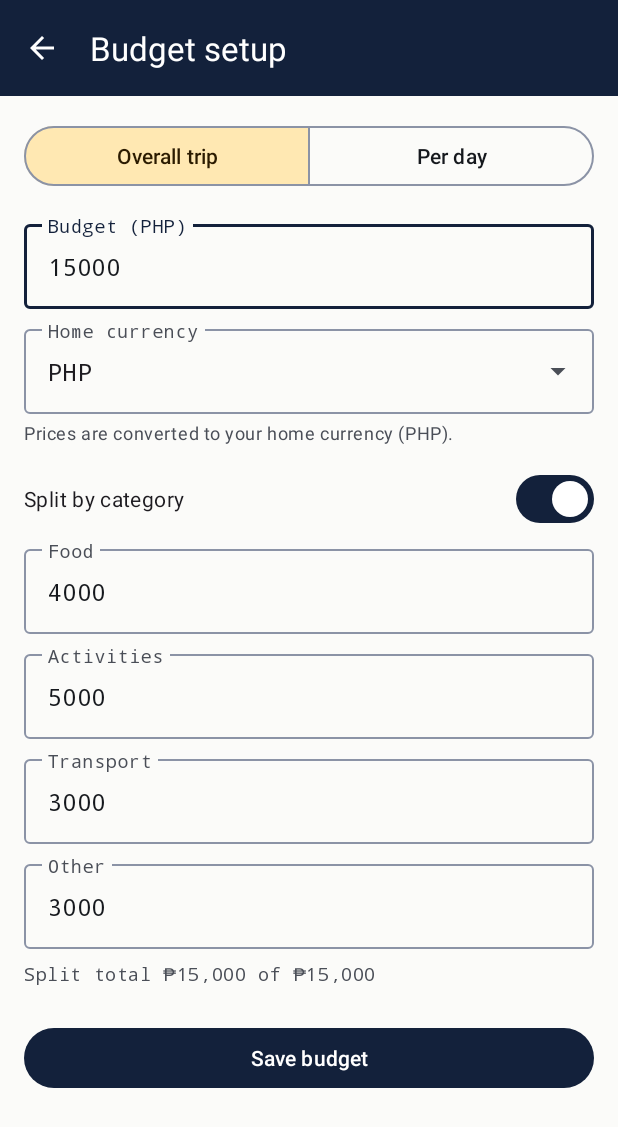
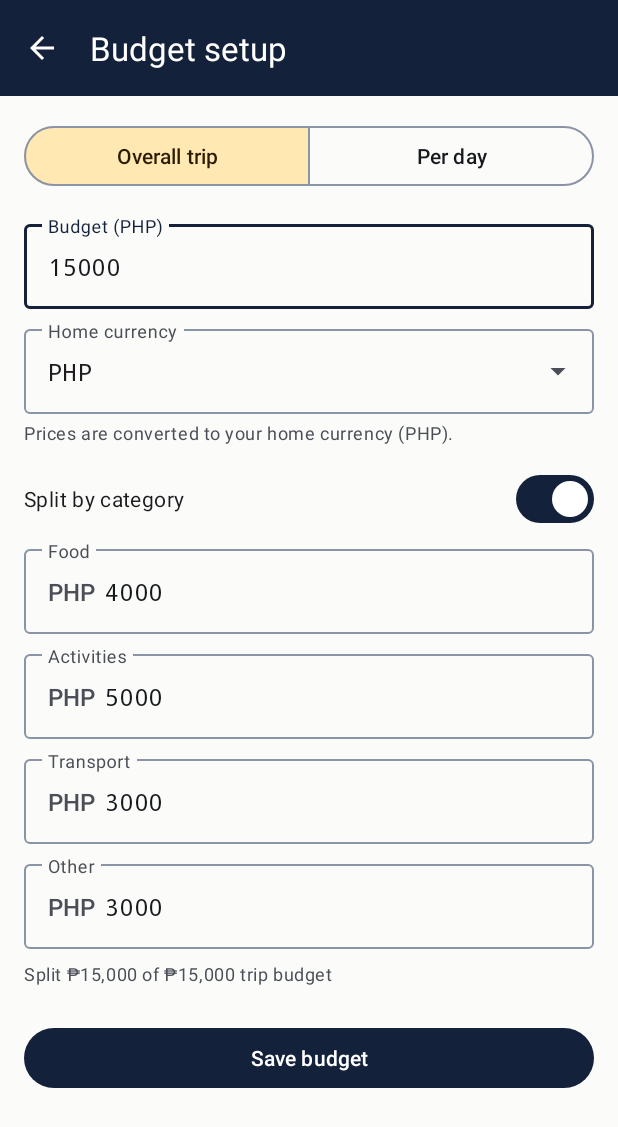
Before and after one commit to Rbndct/TripFit, an Android app: the BudgetSetupActivity screen opened directly, with no data from a screen before it, on a phone screen of 412 x 824 dp. Shown: the top 1127 px of the screen. Run offline under Robolectric (Android 15) with nearby library versions, the phone set to English and light mode, and no system bars.

Commit message:
fix(ui): budget-setup critique pass
The live split total was compared against the per-day amount while Save
compared against the trip total; both now use the trip total. The field
hint, currency note, per-day helper ('X x N days = Y trip total') and
split total update when the currency, mode or amount changes and after
rotation. An over-limit split shows live in the error color with words
and a failed save focuses the first limit field. Errors clear on edit,
Next moves between fields and Done on the last field saves, limit
fields carry a currency prefix, floating labels and the split sentence
are no longer monospace, and save has a double-submit guard.

```diff
--- a/app/src/main/java/com/itismob/s01/group01/tripfit/BudgetSetupActivity.java
+++ b/app/src/main/java/com/itismob/s01/group01/tripfit/BudgetSetupActivity.java
@@ -4,12 +4,16 @@ import android.os.Bundle;
 import android.text.Editable;
 import android.text.TextUtils;
 import android.text.TextWatcher;
+import android.graphics.Typeface;
 import android.view.View;
+import android.view.ViewParent;
+import android.view.inputmethod.EditorInfo;
 import android.widget.ArrayAdapter;
 import android.widget.TextView;
 
 import androidx.annotation.Nullable;
 
+import com.google.android.material.color.MaterialColors;
 import com.google.android.material.materialswitch.MaterialSwitch;
 import com.google.android.material.textfield.MaterialAutoCompleteTextView;
 import com.google.android.material.textfield.TextInputEditText;
@@ -20,7 +24,9 @@ import com.itismob.s01.group01.tripfit.prototype.Category;
 import com.itismob.s01.group01.tripfit.prototype.CurrencyMock;
 import com.itismob.s01.group01.tripfit.prototype.PrototypeStore;
 
+import java.util.ArrayList;
 import java.util.EnumMap;
+import java.util.List;
 import java.util.Map;
 
 /** Sets an overall or per-day trip budget, home currency, and optional category split. */
@@ -36,12 +42,16 @@ public class BudgetSetupActivity extends ScreenActivity {
     private MaterialSwitch switchSplit;
     private TextView splitSum;
     private TextView currencyNote;
+    private final List<TextInputLayout> limitLayouts = new ArrayList<>();
+    private int days;
+    private boolean isSaving;
 
     @Override
     protected void onCreate(@Nullable Bundle savedInstanceState) {
         super.onCreate(savedInstanceState);
         setScreen(R.layout.activity_budget_setup, R.string.budget_setup_title);
         current = store.budget(tripId);
+        days = Math.max(1, store.meta(tripId).getDays());
 
         toggleMode = findViewById(R.id.toggle_mode);
         layoutBudget = findViewById(R.id.layout_budget);
@@ -65,37 +75,102 @@ public class BudgetSetupActivity extends ScreenActivity {
         inputCurrency.setAdapter(new ArrayAdapter<>(this, android.R.layout.simple_list_item_1,
                 CurrencyMock.codes()));
         inputCurrency.setText(current.getHomeCurrency(), false);
-        inputCurrency.setOnItemClickListener((parent, v, position, id) -> {
-            updateCurrencyHint(CurrencyMock.codes().get(position));
-        });
-        updateCurrencyHint(current.getHomeCurrency());
 
         boolean hasSplit = !current.getCategoryLimits().isEmpty();
         switchSplit.setChecked(hasSplit);
         findViewById(R.id.split_container).setVisibility(hasSplit ? View.VISIBLE : View.GONE);
+        for (Category category : Category.values()) {
+            double limit = current.limitFor(category);
+            limitInputs.get(category).setText(limit > 0 ? String.valueOf((long) limit) : "");
+        }
+        useLabelFont(inputBudget);
+        useLabelFont(inputCurrency);
+        for (TextInputEditText input : limitInputs.values()) {
+            limitLayouts.add(useLabelFont(input));
+        }
+        refreshLabels();
+        bindListeners();
+    }
+
+    /** Wires change listeners after the initial values are set, so binding never fires them. */
+    private void bindListeners() {
+        toggleMode.addOnButtonCheckedListener((group, id, isChecked) -> {
+            if (isChecked) {
+                refreshLabels();
+            }
+        });
+        inputCurrency.addTextChangedListener(new SimpleWatcher(this::refreshLabels));
+        inputBudget.addTextChangedListener(new SimpleWatcher(() -> {
+            layoutBudget.setError(null);
+            refreshLabels();
+        }));
         switchSplit.setOnCheckedChangeListener((button, checked) -> {
             findViewById(R.id.split_container).setVisibility(checked ? View.VISIBLE : View.GONE);
             updateSplitSum();
         });
         TextWatcher watcher = new SimpleWatcher(this::updateSplitSum);
-        inputBudget.addTextChangedListener(watcher);
-        for (Category category : Category.values()) {
-            TextInputEditText input = limitInputs.get(category);
-            double limit = current.limitFor(category);
-            input.setText(limit > 0 ? String.valueOf((long) limit) : "");
+        for (TextInputEditText input : limitInputs.values()) {
             input.addTextChangedListener(watcher);
+        }
+        limitInputs.get(Category.OTHER).setOnEditorActionListener((v, actionId, event) -> {
+            if (actionId != EditorInfo.IME_ACTION_DONE) {
+                return false;
+            }
+            save();
+            return true;
+        });
+    }
+
+    /** Labels float in the sans-serif body face; only the typed values stay monospace. */
+    private static TextInputLayout useLabelFont(View field) {
+        ViewParent parent = field.getParent();
+        while (parent != null && !(parent instanceof TextInputLayout)) {
+            parent = parent.getParent();
+        }
+        TextInputLayout layout = (TextInputLayout) parent;
+        if (layout != null) {
+            layout.setTypeface(Typeface.DEFAULT);
+        }
+        return layout;
+    }
+
+    private String homeCode() {
+        return inputCurrency.getText().toString();
+    }
+
+    private boolean isPerDay() {
+        return toggleMode.getCheckedButtonId() == R.id.button_mode_daily;
+    }
+
+    private double tripTotal(double amount) {
+        return isPerDay() ? amount * days : amount;
+    }
+
+    /** Re-derives everything that depends on the mode, the amount, or the home currency. */
+    private void refreshLabels() {
+        String home = homeCode();
+        double amount = parse(inputBudget);
+        layoutBudget.setHint(getString(
+                isPerDay() ? R.string.field_budget_hint_daily : R.string.field_budget_hint, home));
+        layoutBudget.setHelperText(isPerDay() && amount > 0
+                ? getResources().getQuantityString(R.plurals.budget_daily_total, days,
+                        CurrencyMock.format(amount, home), days,
+                        CurrencyMock.format(tripTotal(amount), home))
+                : null);
+        currencyNote.setText(getString(R.string.budget_currency_note, home));
+        for (TextInputLayout layout : limitLayouts) {
+            layout.setPrefixText(home + " ");
         }
         updateSplitSum();
     }
 
-    private void updateCurrencyHint(String homeCode) {
-        layoutBudget.setHint(getString(R.string.field_budget_hint, homeCode));
-        currencyNote.setText(getString(R.string.budget_currency_note, homeCode));
+    private double parse(TextInputEditText input) {
+        return parse(input.getText());
     }
 
-    private double parse(TextInputEditText input) {
-        String text = input.getText() == null ? "" : input.getText().toString().trim();
-        return TextUtils.isEmpty(text) ? 0 : Double.parseDouble(text);
+    private double parse(CharSequence text) {
+        String trimmed = text == null ? "" : text.toString().trim();
+        return TextUtils.isEmpty(trimmed) ? 0 : Double.parseDouble(trimmed);
     }
 
     private double splitTotal() {
@@ -106,35 +181,46 @@ public class BudgetSetupActivity extends ScreenActivity {
         return sum;
     }
 
+    /** Shows the split against the trip total; over-limit reads as words and in the error color. */
     private void updateSplitSum() {
-        String home = inputCurrency.getText().toString();
-        splitSum.setText(getString(R.string.budget_split_sum,
-                CurrencyMock.format(splitTotal(), home),
-                CurrencyMock.format(parse(inputBudget), home)));
+        String home = homeCode();
+        double split = splitTotal();
+        double budget = tripTotal(parse(inputBudget));
+        boolean isOver = split > budget;
+        splitSum.setText(isOver
+                ? getString(R.string.budget_split_over, CurrencyMock.format(split - budget, home),
+                        CurrencyMock.format(budget, home))
+                : getString(R.string.budget_split_sum, CurrencyMock.format(split, home),
+                        CurrencyMock.format(budget, home)));
+        splitSum.setTextColor(MaterialColors.getColor(splitSum, isOver
+                ? androidx.appcompat.R.attr.colorError
+                : com.google.android.material.R.attr.colorOnSurfaceVariant));
     }
 
     private void save() {
+        if (isSaving) {
+            return;
+        }
         double amount = parse(inputBudget);
         if (amount <= 0) {
             layoutBudget.setError(getString(R.string.error_budget_required));
+            inputBudget.requestFocus();
             return;
         }
-        layoutBudget.setError(null);
-        boolean perDay = toggleMode.getCheckedButtonId() == R.id.button_mode_daily;
-        int days = store.meta(tripId).getDays();
-        double tripTotal = perDay ? amount * days : amount;
         Map<Category, Double> limits = new EnumMap<>(Category.class);
         if (switchSplit.isChecked()) {
-            if (splitTotal() > tripTotal) {
+            if (splitTotal() > tripTotal(amount)) {
                 toast(R.string.error_split_exceeds);
+                limitInputs.get(Category.FOOD).requestFocus();
                 return;
             }
             for (Category category : Category.values()) {
                 limits.put(category, parse(limitInputs.get(category)));
             }
         }
-        store.setBudget(tripId, new BudgetSettings(inputCurrency.getText().toString(),
-                current.getLocalCurrency(), amount, perDay, limits));
+        isSaving = true;
+        store.setBudget(tripId, new BudgetSettings(homeCode(), current.getLocalCurrency(), amount,
+                isPerDay(), limits));
         finish();
     }
 
--- a/app/src/main/res/layout/activity_budget_setup.xml
+++ b/app/src/main/res/layout/activity_budget_setup.xml
@@ -58,6 +58,7 @@
                     android:layout_width="match_parent"
                     android:layout_height="wrap_content"
                     android:fontFamily="monospace"
+                    android:imeOptions="actionNext"
                     android:inputType="number"
                     android:maxLength="9" />
 
@@ -113,6 +114,7 @@
                         android:layout_width="match_parent"
                         android:layout_height="wrap_content"
                         android:fontFamily="monospace"
+                        android:imeOptions="actionNext"
                         android:inputType="number"
                         android:maxLength="9" />
 
@@ -130,6 +132,7 @@
                         android:layout_width="match_parent"
                         android:layout_height="wrap_content"
                         android:fontFamily="monospace"
+                        android:imeOptions="actionNext"
                         android:inputType="number"
                         android:maxLength="9" />
 
@@ -147,6 +150,7 @@
                         android:layout_width="match_parent"
                         android:layout_height="wrap_content"
                         android:fontFamily="monospace"
+                        android:imeOptions="actionNext"
                         android:inputType="number"
                         android:maxLength="9" />
 
@@ -164,6 +168,7 @@
                         android:layout_width="match_parent"
                         android:layout_height="wrap_content"
                         android:fontFamily="monospace"
+                        android:imeOptions="actionDone"
                         android:inputType="number"
                         android:maxLength="9" />
 
@@ -174,7 +179,6 @@
                     android:layout_width="match_parent"
                     android:layout_height="wrap_content"
                     android:layout_marginTop="@dimen/space_sm"
-                    android:fontFamily="monospace"
                     android:textAppearance="?attr/textAppearanceBodySmall"
                     android:textColor="?attr/colorOnSurfaceVariant" />
 
--- a/app/src/main/res/values/strings_prototype.xml
+++ b/app/src/main/res/values/strings_prototype.xml
@@ -134,7 +134,13 @@
     <string name="budget_mode_daily">Per day</string>
     <string name="field_budget_hint">Budget (%1$s)</string>
     <string name="budget_split_switch">Split by category</string>
-    <string name="budget_split_sum">Split total %1$s of %2$s</string>
+    <string name="field_budget_hint_daily">Budget per day (%1$s)</string>
+    <plurals name="budget_daily_total">
+        <item quantity="one">%1$s × %2$d day = %3$s trip total</item>
+        <item quantity="other">%1$s × %2$d days = %3$s trip total</item>
+    </plurals>
+    <string name="budget_split_sum">Split %1$s of %2$s trip budget</string>
+    <string name="budget_split_over">Limits are %1$s over the %2$s trip budget</string>
     <string name="error_split_exceeds">Category limits add up to more than the budget</string>
     <string name="error_budget_required">Enter a budget amount</string>
     <string name="action_save_budget">Save budget</string>
```
Also changed, not shown: 1 other file.
